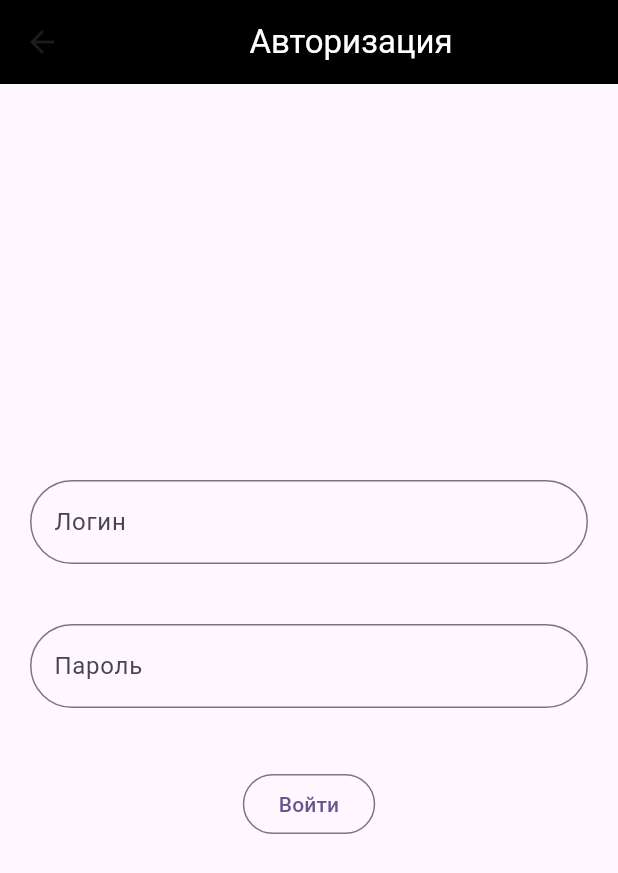
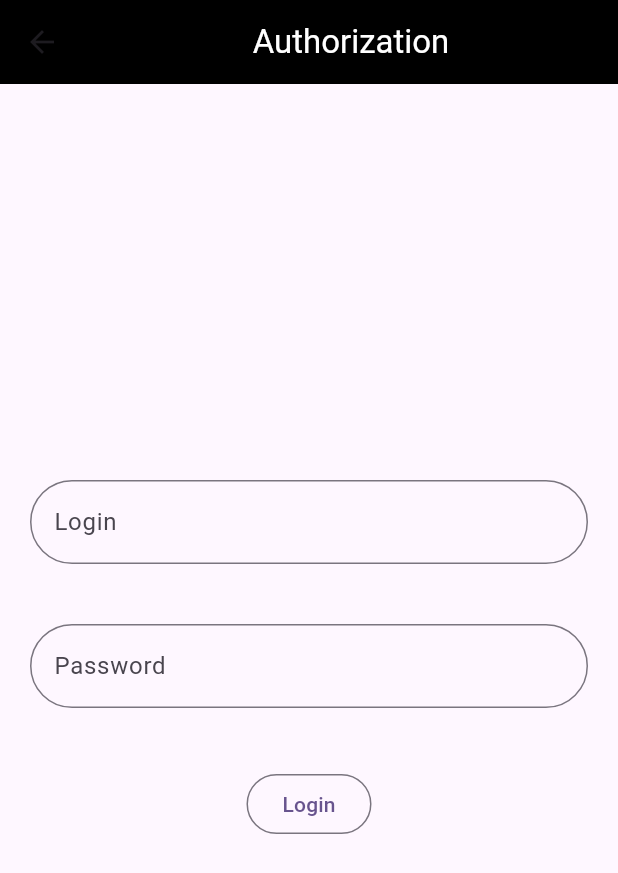
Before and after one commit to Rustemik/authorization_app, a Flutter app: the SignInPage screen opened directly, on a phone screen of 412 x 824 dp. Shown: the top 873 px of the screen. Run offline on Flutter 3.47's test engine with Material 3 defaults, Android fonts, the light colour scheme and no system bars; our stand-ins replace bloc, flutter_bloc, google_fonts, lottie, rive.

Commit message:
fixed - fonts, add localization, feature-first

````diff
--- /dev/null
+++ b/l10n.yaml
@@ -0,0 +1,3 @@
+arb-dir: lib/core/l10n
+template-arb-file: app_en.arb
+output-localization-file: app_localizations.dart
--- /dev/null
+++ b/lib/core/l10n/app_en.arb
@@ -0,0 +1,10 @@
+{
+    "titleHello": "Hello",
+    "titleAuth": "Authorization",
+    "titleLogin": "Login",
+    "titlePassword": "Password",
+    "titleIncorrect": "Incorrect login or password",
+    "titleHomePage": "Home Page",
+    "titleLoginButton": "Login",
+    "titleLogoutButton": "Logout"
+}
--- /dev/null
+++ b/lib/core/l10n/app_localizations.dart
@@ -0,0 +1,181 @@
+import 'dart:async';
+
+import 'package:flutter/foundation.dart';
+import 'package:flutter/widgets.dart';
+import 'package:flutter_localizations/flutter_localizations.dart';
+import 'package:intl/intl.dart' as intl;
+
+import 'app_localizations_en.dart';
+import 'app_localizations_ru.dart';
+
+// ignore_for_file: type=lint
+
+/// Callers can lookup localized strings with an instance of AppLocalizations
+/// returned by `AppLocalizations.of(context)`.
+///
+/// Applications need to include `AppLocalizations.delegate()` in their app's
+/// `localizationDelegates` list, and the locales they support in the app's
+/// `supportedLocales` list. For example:
+///
+/// ```dart
+/// import 'l10n/app_localizations.dart';
+///
+/// return MaterialApp(
+///   localizationsDelegates: AppLocalizations.localizationsDelegates,
+///   supportedLocales: AppLocalizations.supportedLocales,
+///   home: MyApplicationHome(),
+/// );
+/// ```
+///
+/// ## Update pubspec.yaml
+///
+/// Please make sure to update your pubspec.yaml to include the following
+/// packages:
+///
+/// ```yaml
+/// dependencies:
+///   # Internationalization support.
+///   flutter_localizations:
+///     sdk: flutter
+///   intl: any # Use the pinned version from flutter_localizations
+///
+///   # Rest of dependencies
+/// ```
+///
+/// ## iOS Applications
+///
+/// iOS applications define key application metadata, including supported
+/// locales, in an Info.plist file that is built into the application bundle.
+/// To configure the locales supported by your app, you’ll need to edit this
+/// file.
+///
+/// First, open your project’s ios/Runner.xcworkspace Xcode workspace file.
+/// Then, in the Project Navigator, open the Info.plist file under the Runner
+/// project’s Runner folder.
+///
+/// Next, select the Information Property List item, select Add Item from the
+/// Editor menu, then select Localizations from the pop-up menu.
+///
+/// Select and expand the newly-created Localizations item then, for each
+/// locale your application supports, add a new item and select the locale
+/// you wish to add from the pop-up menu in the Value field. This list should
+/// be consistent with the languages listed in the AppLocalizations.supportedLocales
+/// property.
+abstract class AppLocalizations {
+  AppLocalizations(String locale)
+      : localeName = intl.Intl.canonicalizedLocale(locale.toString());
+
+  final String localeName;
+
+  static AppLocalizations? of(BuildContext context) {
+    return Localizations.of<AppLocalizations>(context, AppLocalizations);
+  }
+
+  static const LocalizationsDelegate<AppLocalizations> delegate =
+      _AppLocalizationsDelegate();
+
+  /// A list of this localizations delegate along with the default localizations
+  /// delegates.
+  ///
+  /// Returns a list of localizations delegates containing this delegate along with
+  /// GlobalMaterialLocalizations.delegate, GlobalCupertinoLocalizations.delegate,
+  /// and GlobalWidgetsLocalizations.delegate.
+  ///
+  /// Additional delegates can be added by appending to this list in
+  /// MaterialApp. This list does not have to be used at all if a custom list
+  /// of delegates is preferred or required.
+  static const List<LocalizationsDelegate<dynamic>> localizationsDelegates =
+      <LocalizationsDelegate<dynamic>>[
+    delegate,
+    GlobalMaterialLocalizations.delegate,
+    GlobalCupertinoLocalizations.delegate,
+    GlobalWidgetsLocalizations.delegate,
+  ];
+
+  /// A list of this localizations delegate's supported locales.
+  static const List<Locale> supportedLocales = <Locale>[
+    Locale('en'),
+    Locale('ru')
+  ];
+
+  /// No description provided for @titleHello.
+  ///
+  /// In en, this message translates to:
+  /// **'Hello'**
+  String get titleHello;
+
+  /// No description provided for @titleAuth.
+  ///
+  /// In en, this message translates to:
+  /// **'Authorization'**
+  String get titleAuth;
+
+  /// No description provided for @titleLogin.
+  ///
+  /// In en, this message translates to:
+  /// **'Login'**
+  String get titleLogin;
+
+  /// No description provided for @titlePassword.
+  ///
+  /// In en, this message translates to:
+  /// **'Password'**
+  String get titlePassword;
+
+  /// No description provided for @titleIncorrect.
+  ///
+  /// In en, this message translates to:
+  /// **'Incorrect login or password'**
+  String get titleIncorrect;
+
+  /// No description provided for @titleHomePage.
+  ///
+  /// In en, this message translates to:
+  /// **'Home Page'**
+  String get titleHomePage;
+
+  /// No description provided for @titleLoginButton.
+  ///
+  /// In en, this message translates to:
+  /// **'Login'**
+  String get titleLoginButton;
+
+  /// No description provided for @titleLogoutButton.
+  ///
+  /// In en, this message translates to:
+  /// **'Logout'**
+  String get titleLogoutButton;
+}
+
+class _AppLocalizationsDelegate
+    extends LocalizationsDelegate<AppLocalizations> {
+  const _AppLocalizationsDelegate();
+
+  @override
+  Future<AppLocalizations> load(Locale locale) {
+    return SynchronousFuture<AppLocalizations>(lookupAppLocalizations(locale));
+  }
+
+  @override
+  bool isSupported(Locale locale) =>
+      <String>['en', 'ru'].contains(locale.languageCode);
+
+  @override
+  bool shouldReload(_AppLocalizationsDelegate old) => false;
+}
+
+AppLocalizations lookupAppLocalizations(Locale locale) {
+  // Lookup logic when only language code is specified.
+  switch (locale.languageCode) {
+    case 'en':
+      return AppLocalizationsEn();
+    case 'ru':
+      return AppLocalizationsRu();
+  }
+
+  throw FlutterError(
+      'AppLocalizations.delegate failed to load unsupported locale "$locale". This is likely '
+      'an issue with the localizations generation tool. Please file an issue '
+      'on GitHub with a reproducible sample app and the gen-l10n configuration '
+      'that was used.');
+}
--- /dev/null
+++ b/lib/core/l10n/app_localizations_en.dart
@@ -0,0 +1,34 @@
+// ignore: unused_import
+import 'package:intl/intl.dart' as intl;
+import 'app_localizations.dart';
+
+// ignore_for_file: type=lint
+
+/// The translations for English (`en`).
+class AppLocalizationsEn extends AppLocalizations {
+  AppLocalizationsEn([String locale = 'en']) : super(locale);
+
+  @override
+  String get titleHello => 'Hello';
+
+  @override
+  String get titleAuth => 'Authorization';
+
+  @override
+  String get titleLogin => 'Login';
+
+  @override
+  String get titlePassword => 'Password';
+
+  @override
+  String get titleIncorrect => 'Incorrect login or password';
+
+  @override
+  String get titleHomePage => 'Home Page';
+
+  @override
+  String get titleLoginButton => 'Login';
+
+  @override
+  String get titleLogoutButton => 'Logout';
+}
--- a/lib/repository/users_repository.dart
+++ b/lib/features/auth/data/repository/users_repository.dart
@@ -1,5 +1,5 @@
-import 'package:authorization_app/repository/i_users_repository.dart';
-import 'package:authorization_app/repository/user.dart';
+import 'package:authorization_app/features/auth/domain/interfaces/i_users_repository.dart';
+import 'package:authorization_app/features/auth/data/repository/user.dart';
 
 class UsersRepository implements IUsersRepository {
   @override
--- a/lib/bloc/sign_in_bloc.dart
+++ b/lib/features/auth/domain/bloc/sign_in_bloc.dart
@@ -1,7 +1,7 @@
 import 'package:bloc/bloc.dart';
 import 'package:meta/meta.dart';
 import 'package:flutter_bloc/flutter_bloc.dart';
-import 'package:authorization_app/repository/users_repository.dart';
+import 'package:authorization_app/features/auth/data/repository/users_repository.dart';
 
 part 'sign_in_event.dart';
 part 'sign_in_state.dart';
--- /dev/null
+++ b/lib/features/auth/domain/interfaces/i_users_repository.dart
@@ -0,0 +1,5 @@
+import 'package:authorization_app/features/auth/data/repository/user.dart';
+
+abstract class IUsersRepository {
+  List<User> getAll();
+}
--- a/lib/pages/sign_in_page.dart
+++ b/lib/features/auth/ui/sign_in_page.dart
@@ -1,8 +1,9 @@
+import 'package:authorization_app/core/l10n/app_localizations.dart';
 import 'package:flutter/material.dart';
 import 'package:flutter_bloc/flutter_bloc.dart';
-import 'package:authorization_app/bloc/sign_in_bloc.dart';
-import 'package:authorization_app/pages/home_page.dart';
-import 'package:authorization_app/repository/user.dart';
+import 'package:authorization_app/features/auth/domain/bloc/sign_in_bloc.dart';
+import 'package:authorization_app/features/home/ui/home_page.dart';
+import 'package:authorization_app/features/auth/data/repository/user.dart';
 
 class SignInPage extends StatelessWidget {
   final TextEditingController _loginController = TextEditingController();
@@ -12,6 +13,7 @@ class SignInPage extends StatelessWidget {
 
   @override
   Widget build(BuildContext context) {
+    var loc = AppLocalizations.of(context)!;
     return BlocListener<SignInBloc, SignInState>(
       listener: (context, state) {
         if (state is UserAuthenticated) {
@@ -23,8 +25,8 @@ class SignInPage extends StatelessWidget {
                     )),
           );
         } else if (state is UserUnAuthenticated) {
-          ScaffoldMessenger.of(context).showSnackBar(
-              SnackBar(content: Text('Неверный логин или пароль')));
+          ScaffoldMessenger.of(context)
+              .showSnackBar(SnackBar(content: Text(loc.titleIncorrect)));
         }
       },
       child: Scaffold(
@@ -32,7 +34,7 @@ class SignInPage extends StatelessWidget {
           backgroundColor: Colors.black,
           title: Center(
             child: Text(
-              'Авторизация',
+              loc.titleAuth,
               style: TextStyle(color: Colors.white),
             ),
           ),
@@ -49,7 +51,7 @@ class SignInPage extends StatelessWidget {
                     border: OutlineInputBorder(
                       borderRadius: BorderRadius.circular(30),
                     ),
-                    labelText: 'Логин',
+                    labelText: loc.titleLogin,
                   ),
                 ),
                 SizedBox(height: 40),
@@ -59,7 +61,7 @@ class SignInPage extends StatelessWidget {
                     border: OutlineInputBorder(
                       borderRadius: BorderRadius.circular(30),
                     ),
-                    labelText: 'Пароль',
+                    labelText: loc.titlePassword,
                   ),
                   obscureText: true,
                 ),
@@ -72,7 +74,7 @@ class SignInPage extends StatelessWidget {
                         .read<SignInBloc>()
                         .add(SignInLogin(login, password));
                   },
-                  child: Text('Войти'),
+                  child: Text(loc.titleLoginButton),
                 ),
               ],
             ),
--- a/lib/repository/i_users_repository.dart
+++ /dev/null
@@ -1,5 +0,0 @@
-import 'package:authorization_app/repository/user.dart';
-
-abstract class IUsersRepository {
-  List<User> getAll();
-}
````
Also changed, not shown: lib/core/l10n/app_localizations_ru.dart (added, +34 -0 lines), lib/core/l10n/app_ru.arb (added, +10 -0 lines), lib/features/home/ui/home_page.dart (renamed from lib/pages/home_page.dart, +26 -13 lines), lib/features/rive_auth/ui/rive_login_page.dart (renamed from lib/pages/rive_login_page.dart, +34 -17 lines), lib/main.dart (+17 -4 lines), pubspec.yaml (+13 -37 lines), lib/core/widgets/lottie_animated_widget.dart (renamed from lib/widgets/lottie_animated_widget.dart), lib/core/widgets/rive_animated_widget.dart (renamed from lib/widgets/rive_animated_widget.dart), lib/features/auth/data/repository/user.dart (renamed from lib/repository/user.dart), lib/features/auth/domain/bloc/sign_in_event.dart (renamed from lib/bloc/sign_in_event.dart), lib/features/auth/domain/bloc/sign_in_state.dart (renamed from lib/bloc/sign_in_state.dart), pubspec.lock, 1 other file.
